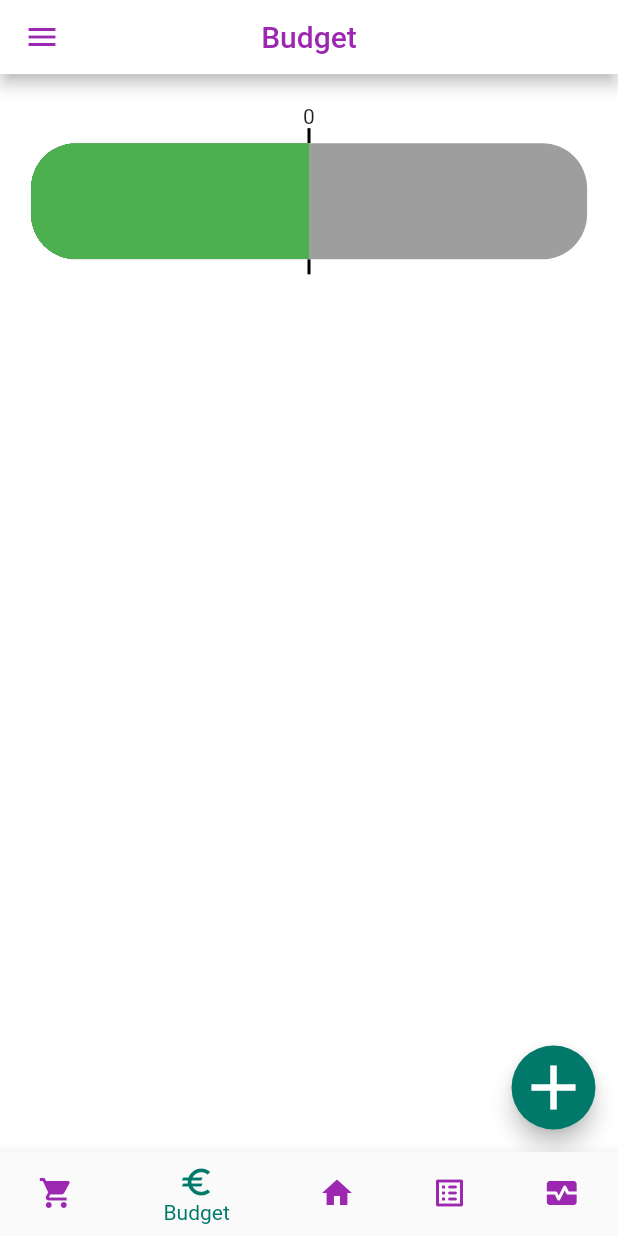
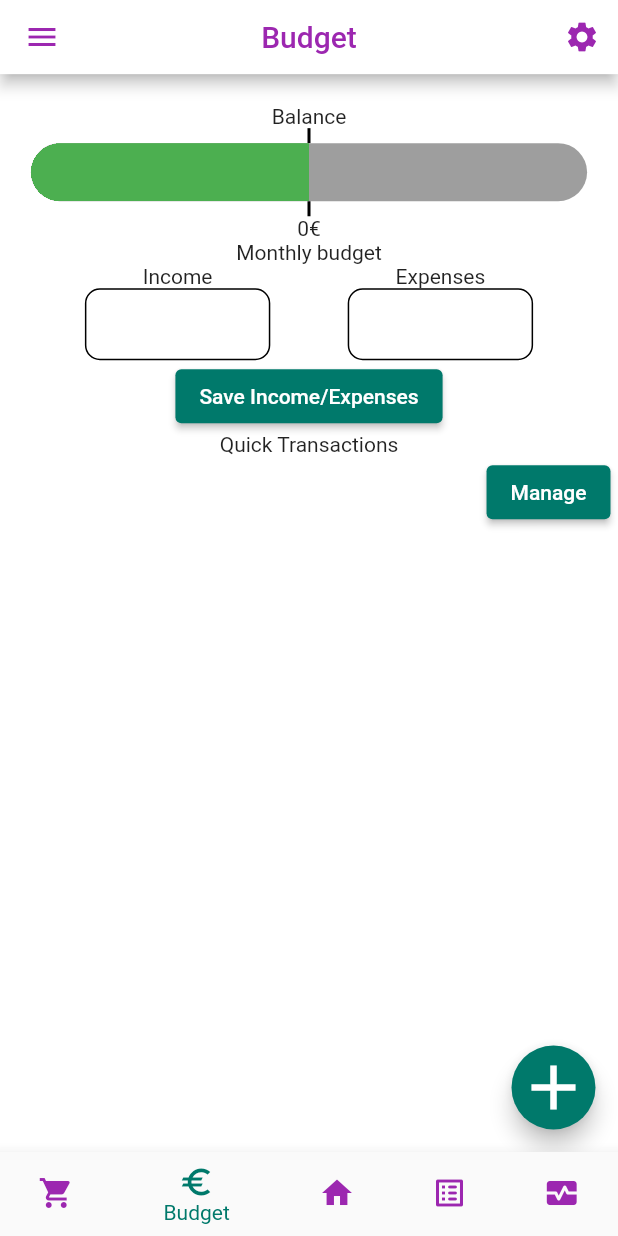
Before and after one commit to Ben-PP/app105, a Flutter app: the screen it shows after launch, item 2 of the bottom bar chosen, on a phone screen of 412 x 824 dp. Run offline on Flutter 3.47's test engine with Material 2 defaults, Android fonts, the light colour scheme and no system bars.

Commit message:
Worked on the BudgetPage layout

```diff
--- a/lib/budget/budget_page.dart
+++ b/lib/budget/budget_page.dart
@@ -44,7 +44,7 @@ class _BudgetPageState extends State<BudgetPage> {
             padding: const EdgeInsets.symmetric(horizontal: 5, vertical: 20),
             child: Column(
               children: [
-                const Text('0'),
+                const Text('Balance'),
                 Container(
                   color: Colors.black,
                   height: 10,
@@ -52,12 +52,14 @@ class _BudgetPageState extends State<BudgetPage> {
                 ),
                 Container(
                   width: screenWidth * 0.9,
-                  height: screenHeight * 0.1,
+                  height: screenHeight * 0.05,
                   decoration: BoxDecoration(
                     borderRadius: BorderRadius.circular(30),
                     color: Colors.grey,
                   ),
                   clipBehavior: Clip.hardEdge,
+                  // TODO Implement the balance bar
+                  // TODO Add saving target
                   child: Stack(
                     children: [
                       Container(
@@ -73,6 +75,117 @@ class _BudgetPageState extends State<BudgetPage> {
                   height: 10,
                   width: 2,
                 ),
+                const Text('0€'),
+
+                // Static transactions
+                const Text('Monthly budget'),
+                Row(
+                  mainAxisAlignment: MainAxisAlignment.spaceEvenly,
+                  children: [
+                    // Income
+                    SizedBox(
+                      width: screenWidth * 0.3,
+                      child: Column(
+                        children: [
+                          const Text('Income'),
+                          TextField(
+                            keyboardType: TextInputType.number,
+                            textAlign: TextAlign.center,
+                            decoration: InputDecoration(
+                              contentPadding: const EdgeInsets.all(2),
+                              enabledBorder: OutlineInputBorder(
+                                borderRadius: BorderRadius.circular(10),
+                                borderSide: const BorderSide(
+                                  color: Colors.black,
+                                  width: 1,
+                                ),
+                              ),
+                              focusedBorder: OutlineInputBorder(
+                                borderRadius: BorderRadius.circular(10),
+                                borderSide: const BorderSide(
+                                  color: Colors.black,
+                                  width: 1,
+                                ),
+                              ),
+                            ),
+                          ),
+                        ],
+                      ),
+                    ),
+                    // Expenses
+                    SizedBox(
+                      width: screenWidth * 0.3,
+                      child: Column(
+                        children: [
+                          const Text('Expenses'),
+                          TextField(
+                            keyboardType: TextInputType.number,
+                            textAlign: TextAlign.center,
+                            decoration: InputDecoration(
+                              contentPadding: const EdgeInsets.all(2),
+                              enabledBorder: OutlineInputBorder(
+                                borderRadius: BorderRadius.circular(10),
+                                borderSide: const BorderSide(
+                                  color: Colors.black,
+                                  width: 1,
+                                ),
+                              ),
+                              focusedBorder: OutlineInputBorder(
+                                borderRadius: BorderRadius.circular(10),
+                                borderSide: const BorderSide(
+                                  color: Colors.black,
+                                  width: 1,
+                                ),
+                              ),
+                            ),
+                          ),
+                        ],
+                      ),
+                    ),
+                  ],
+                ),
+                ElevatedButton(
+                  style: ButtonStyle(
+                    backgroundColor: MaterialStateProperty.all(
+                      Theme.of(context).colorScheme.secondary,
+                    ),
+                  ),
+                  onPressed: () {
+                    // TODO Save income/expenses
+                  },
+                  child: Text(
+                    'Save Income/Expenses',
+                    style: TextStyle(
+                      color: Theme.of(context).colorScheme.onSecondary,
+                    ),
+                  ),
+                ),
+
+                // TODO Add ability to add quick transactions
+                // Saved transactions
+                const Text('Quick Transactions'),
+                Align(
+                  alignment: Alignment.centerRight,
+                  child: ElevatedButton(
+                    style: ButtonStyle(
+                      backgroundColor: MaterialStateProperty.all(
+                        Theme.of(context).colorScheme.secondary,
+                      ),
+                    ),
+                    onPressed: () {
+                      // TODO Manage quick transactions
+                    },
+                    child: Text(
+                      'Manage',
+                      style: TextStyle(
+                        color: Theme.of(context).colorScheme.onSecondary,
+                      ),
+                    ),
+                  ),
+                ),
+                // TODO Add gridview for quick transactions
+                //      Separate expenses and incomes.
+                // TODO Add list of transactions
               ],
             ),
           ),
--- a/lib/home_page.dart
+++ b/lib/home_page.dart
@@ -14,33 +14,7 @@ class HomePage extends StatefulWidget {
 
 /// State for home page
 class _HomePageState extends State<HomePage> {
-  final List<Map<String, dynamic>> tabs = [
-    // TODO Implement shopping list
-    {
-      'widget': Container(),
-      'title': 'Shop',
-    },
-    // TODO Implement budjet page
-    {
-      'widget': const BudgetPage(),
-      'title': BudgetPage.appBarTitle,
-    },
-    // TODO Implement home page
-    {
-      'widget': Container(),
-      'title': 'Home',
-    },
-    // TODO Implement TODO list
-    {
-      'widget': Container(),
-      'title': 'TODO',
-    },
-    // TODO Implement monitoring page
-    {
-      'widget': Container(),
-      'title': 'Monitor',
-    },
-  ];
+  late final List<Map<String, dynamic>> tabs;
 
   late final double screenHeight;
   var currentIndex = 2;
@@ -49,6 +23,45 @@ class _HomePageState extends State<HomePage> {
   @override
   void didChangeDependencies() {
     if (!isInitialized) {
+      tabs = [
+        // TODO Implement shopping list
+        {
+          'widget': Container(),
+          'title': 'Shop',
+          'actions': <IconButton>[],
+        },
+        // TODO Implement budjet page
+        {
+          'widget': const BudgetPage(),
+          'title': BudgetPage.appBarTitle,
+          'actions': <IconButton>[
+            IconButton(
+                onPressed: () {},
+                icon: Icon(
+                  Icons.settings,
+                  color: Theme.of(context).colorScheme.onPrimary,
+                ))
+          ],
+        },
+        // TODO Implement home page
+        {
+          'widget': Container(),
+          'title': 'Home',
+          'actions': <IconButton>[],
+        },
+        // TODO Implement TODO list
+        {
+          'widget': Container(),
+          'title': 'TODO',
+          'actions': <IconButton>[],
+        },
+        // TODO Implement monitoring page
+        {
+          'widget': Container(),
+          'title': 'Monitor',
+          'actions': <IconButton>[],
+        },
+      ];
       screenHeight = MediaQuery.of(context).size.height -
           MediaQuery.of(context).viewPadding.top;
 
@@ -65,6 +78,7 @@ class _HomePageState extends State<HomePage> {
         toolbarHeight: screenHeight * SizesGlobal.appBarHeight,
         title: Text((tabs[currentIndex]['title'])),
         centerTitle: true,
+        actions: tabs[currentIndex]['actions'],
       ),
       drawer: const SideDrawer(),
       body: tabs[currentIndex]['widget'],
```
